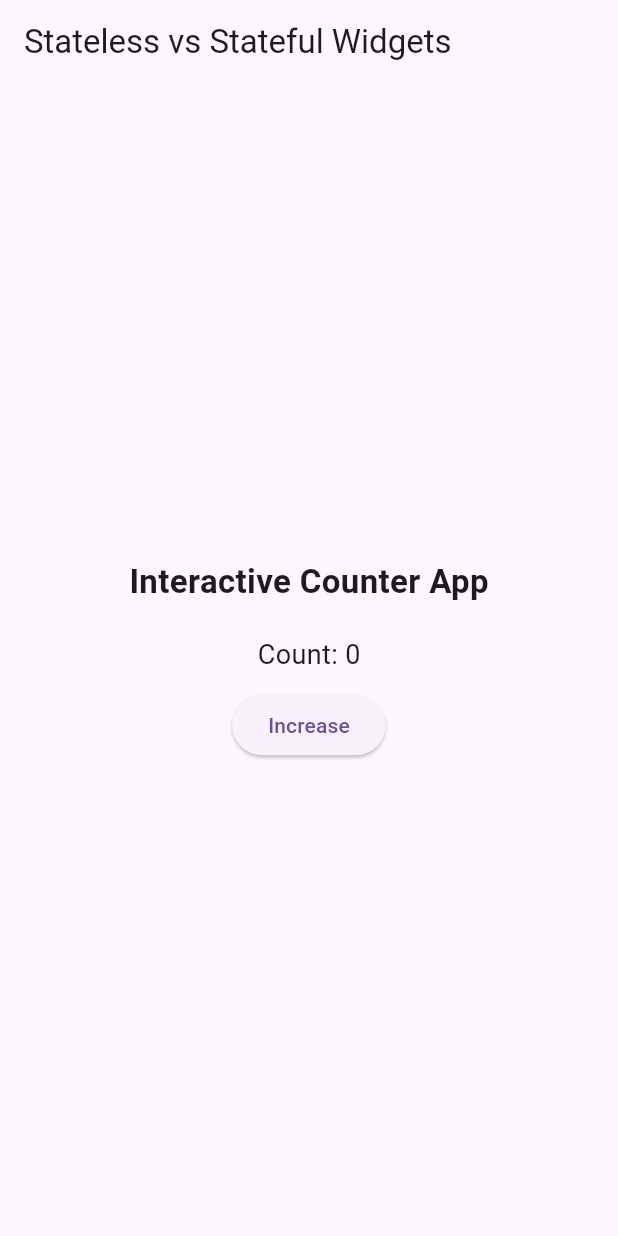
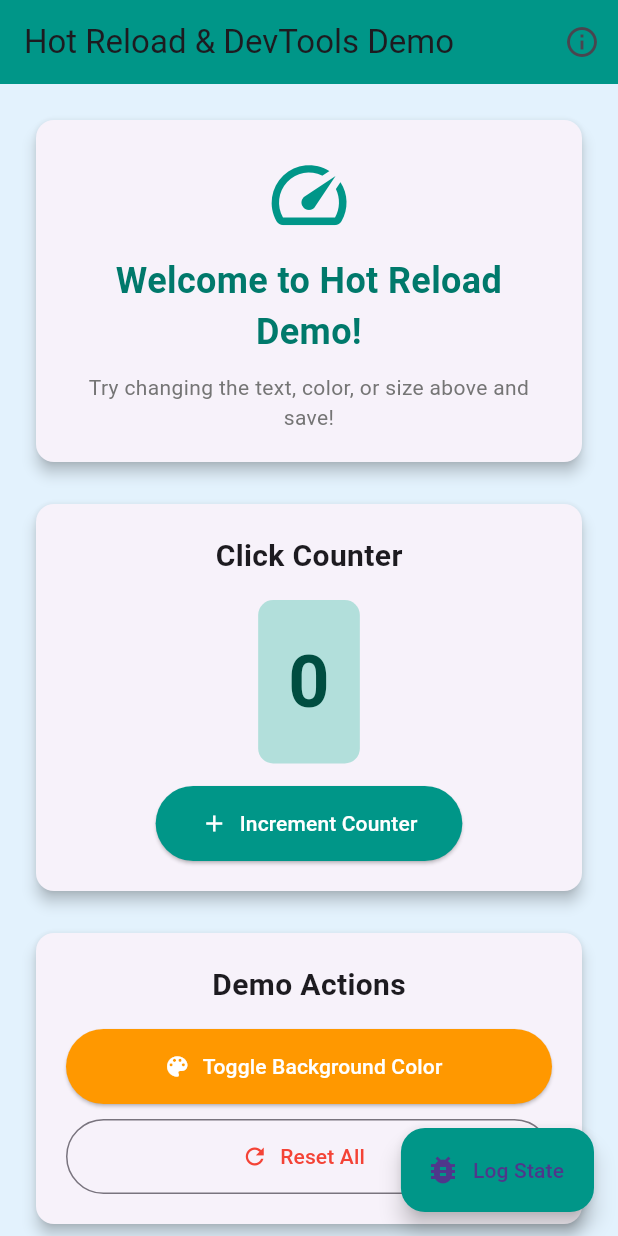
Before and after one commit to kalviumcommunity/S86-0126-Asgardians-Building-Smart-Mobile-Experiences-With-Flutter-And-Firebase-CraftConnect, a Flutter app: the screen it shows after launch, on a phone screen of 412 x 824 dp. Run offline on Flutter 3.47's test engine with Material 3 defaults, Android fonts, the phone set to English and light mode, and no system bars; our stand-ins replace cloud_firestore, firebase_auth, firebase_core; accounts and stored records are empty.

Commit message:
chore: demonstrated hot reload, debug console, and DevTools usage

```diff
--- a/craftconnect/lib/main.dart
+++ b/craftconnect/lib/main.dart
@@ -3,12 +3,11 @@ import 'package:firebase_core/firebase_core.dart';
 
 import 'firebase_options.dart';
 import 'screens/stateless_stateful_demo.dart'; // ✅ Module 2 screen
+import 'screens/dev_tools_demo_screen.dart'; // ✅ Hot Reload & DevTools demo
 
 void main() async {
   WidgetsFlutterBinding.ensureInitialized();
-  await Firebase.initializeApp(
-    options: DefaultFirebaseOptions.currentPlatform,
-  );
+  await Firebase.initializeApp(options: DefaultFirebaseOptions.currentPlatform);
   runApp(const CraftConnectApp());
 }
 
@@ -20,10 +19,9 @@ class CraftConnectApp extends StatelessWidget {
     return MaterialApp(
       title: 'CraftConnect',
       debugShowCheckedModeBanner: false,
-      theme: ThemeData(
-        primarySwatch: Colors.teal,
-      ),
-      home: const DemoScreen(), // ✅ Stateless vs Stateful demo
+      theme: ThemeData(primarySwatch: Colors.teal),
+      home: const DevToolsDemoScreen(), // ✅ Hot Reload & DevTools demo
+      // Alternative: DemoScreen() for Stateless vs Stateful demo
     );
   }
 }
--- /dev/null
+++ b/craftconnect/lib/screens/dev_tools_demo_screen.dart
@@ -0,0 +1,357 @@
+import 'package:flutter/material.dart';
+
+/// ----------------------------
+/// Dev Tools Demonstration Screen
+/// This screen demonstrates:
+/// 1. Hot Reload - Change UI properties instantly
+/// 2. Debug Console - View logs and debug messages
+/// 3. Flutter DevTools - Inspect widgets and performance
+/// ----------------------------
+
+class DevToolsDemoScreen extends StatefulWidget {
+  const DevToolsDemoScreen({super.key});
+
+  @override
+  State<DevToolsDemoScreen> createState() => _DevToolsDemoScreenState();
+}
+
+class _DevToolsDemoScreenState extends State<DevToolsDemoScreen> {
+  int clickCount = 0;
+  Color backgroundColor = Colors.blue.shade50;
+  String displayText = 'Welcome to Hot Reload Demo!';
+  double fontSize = 24.0;
+
+  @override
+  void initState() {
+    super.initState();
+    debugPrint('🚀 DevToolsDemoScreen initialized');
+  }
+
+  void incrementCounter() {
+    setState(() {
+      clickCount++;
+      debugPrint('✅ Counter incremented to: $clickCount');
+      debugPrint(
+        '📊 Current state - Text: "$displayText", FontSize: $fontSize, BgColor: ${backgroundColor.toString()}',
+      );
+    });
+  }
+
+  void changeColor() {
+    setState(() {
+      backgroundColor = backgroundColor == Colors.blue.shade50
+          ? Colors.green.shade50
+          : Colors.blue.shade50;
+      debugPrint(
+        '🎨 Background color changed to: ${backgroundColor.toString()}',
+      );
+    });
+  }
+
+  void resetAll() {
+    setState(() {
+      clickCount = 0;
+      backgroundColor = Colors.blue.shade50;
+      displayText = 'Welcome to Hot Reload Demo!';
+      fontSize = 24.0;
+      debugPrint('🔄 All values reset to defaults');
+    });
+  }
+
+  @override
+  Widget build(BuildContext context) {
+    debugPrint('🔨 Building DevToolsDemoScreen widget');
+
+    return Scaffold(
+      appBar: AppBar(
+        title: const Text('Hot Reload & DevTools Demo'),
+        backgroundColor: Colors.teal,
+        actions: [
+          IconButton(
+            icon: const Icon(Icons.info_outline),
+            onPressed: () {
+              debugPrint('ℹ️ Info button pressed');
+              showDialog(
+                context: context,
+                builder: (context) => AlertDialog(
+                  title: const Text('Dev Tools Demo'),
+                  content: const Text(
+                    'Try these:\n\n'
+                    '1. Modify text, colors, or fontSize\n'
+                    '2. Save and see Hot Reload in action\n'
+                    '3. Check Debug Console for logs\n'
+                    '4. Open Flutter DevTools to inspect widgets',
+                  ),
+                  actions: [
+                    TextButton(
+                      onPressed: () {
+                        Navigator.pop(context);
+                        debugPrint('ℹ️ Info dialog closed');
+                      },
+                      child: const Text('Got it!'),
+                    ),
+                  ],
+                ),
+              );
+            },
+          ),
+        ],
+      ),
+      backgroundColor: backgroundColor,
+      body: SafeArea(
+        child: SingleChildScrollView(
+          padding: const EdgeInsets.all(20),
+          child: Column(
+            crossAxisAlignment: CrossAxisAlignment.stretch,
+            children: [
+              // Header Section
+              Card(
+                elevation: 4,
+                child: Padding(
+                  padding: const EdgeInsets.all(20),
+                  child: Column(
+                    children: [
+                      Icon(Icons.speed, size: 60, color: Colors.teal),
+                      const SizedBox(height: 10),
+                      Text(
+                        displayText,
+                        style: TextStyle(
+                          fontSize: fontSize,
+                          fontWeight: FontWeight.bold,
+                          color: Colors.teal.shade700,
+                        ),
+                        textAlign: TextAlign.center,
+                      ),
+                      const SizedBox(height: 10),
+                      Text(
+                        'Try changing the text, color, or size above and save!',
+                        style: TextStyle(
+                          fontSize: 14,
+                          color: Colors.grey.shade600,
+                        ),
+                        textAlign: TextAlign.center,
+                      ),
+                    ],
+                  ),
+                ),
+              ),
+
+              const SizedBox(height: 20),
+
+              // Counter Section
+              Card(
+                elevation: 4,
+                child: Padding(
+                  padding: const EdgeInsets.all(20),
+                  child: Column(
+                    children: [
+                      const Text(
+                        'Click Counter',
+                        style: TextStyle(
+                          fontSize: 20,
+                          fontWeight: FontWeight.bold,
+                        ),
+                      ),
+                      const SizedBox(height: 15),
+                      Container(
+                        padding: const EdgeInsets.all(20),
+                        decoration: BoxDecoration(
+                          color: Colors.teal.shade100,
+                          borderRadius: BorderRadius.circular(10),
+                        ),
+                        child: Text(
+                          '$clickCount',
+                          style: TextStyle(
+                            fontSize: 48,
+                            fontWeight: FontWeight.bold,
+                            color: Colors.teal.shade900,
+                          ),
+                        ),
+                      ),
+                      const SizedBox(height: 15),
+                      ElevatedButton.icon(
+                        onPressed: incrementCounter,
+                        icon: const Icon(Icons.add),
+                        label: const Text('Increment Counter'),
+                        style: ElevatedButton.styleFrom(
+                          backgroundColor: Colors.teal,
+                          foregroundColor: Colors.white,
+                          padding: const EdgeInsets.symmetric(
+                            horizontal: 30,
+                            vertical: 15,
+                          ),
+                        ),
+                      ),
+                    ],
+                  ),
+                ),
+              ),
+
+              const SizedBox(height: 20),
+
+              // Action Buttons Section
+              Card(
+                elevation: 4,
+                child: Padding(
+                  padding: const EdgeInsets.all(20),
+                  child: Column(
+                    children: [
+                      const Text(
+                        'Demo Actions',
+                        style: TextStyle(
+                          fontSize: 20,
+                          fontWeight: FontWeight.bold,
+                        ),
+                      ),
+                      const SizedBox(height: 15),
+                      ElevatedButton.icon(
+                        onPressed: changeColor,
+                        icon: const Icon(Icons.color_lens),
+                        label: const Text('Toggle Background Color'),
+                        style: ElevatedButton.styleFrom(
+                          backgroundColor: Colors.orange,
+                          foregroundColor: Colors.white,
+                          minimumSize: const Size(double.infinity, 50),
+                        ),
+                      ),
+                      const SizedBox(height: 10),
+                      OutlinedButton.icon(
+                        onPressed: resetAll,
+                        icon: const Icon(Icons.refresh),
+                        label: const Text('Reset All'),
+                        style: OutlinedButton.styleFrom(
+                          foregroundColor: Colors.red,
+                          minimumSize: const Size(double.infinity, 50),
+                        ),
+                      ),
+                    ],
+                  ),
+                ),
+              ),
+
+              const SizedBox(height: 20),
+
+              // Instructions Section
+              Card(
+                elevation: 4,
+                color: Colors.amber.shade50,
+                child: Padding(
+                  padding: const EdgeInsets.all(20),
+                  child: Column(
+                    crossAxisAlignment: CrossAxisAlignment.start,
+                    children: [
+                      Row(
+                        children: const [
+                          Icon(Icons.lightbulb, color: Colors.amber),
+                          SizedBox(width: 10),
+                          Text(
+                            'Hot Reload Tips',
+                            style: TextStyle(
+                              fontSize: 18,
+                              fontWeight: FontWeight.bold,
+                            ),
+                          ),
+                        ],
+                      ),
+                      const SizedBox(height: 10),
+                      _buildTip('1. Change displayText string above'),
+                      _buildTip('2. Modify fontSize value'),
+                      _buildTip('3. Update Colors (try Colors.purple.shade50)'),
+                      _buildTip('4. Save file - see instant changes!'),
+                      _buildTip('5. Check Debug Console for logs'),
+                      _buildTip('6. Open DevTools to inspect widget tree'),
+                    ],
+                  ),
+                ),
+              ),
+
+              const SizedBox(height: 20),
+
+              // Debug Console Examples
+              Card(
+                elevation: 4,
+                color: Colors.green.shade50,
+                child: Padding(
+                  padding: const EdgeInsets.all(20),
+                  child: Column(
+                    crossAxisAlignment: CrossAxisAlignment.start,
+                    children: [
+                      Row(
+                        children: const [
+                          Icon(Icons.terminal, color: Colors.green),
+                          SizedBox(width: 10),
+                          Text(
+                            'Debug Console Activity',
+                            style: TextStyle(
+                              fontSize: 18,
+                              fontWeight: FontWeight.bold,
+                            ),
+                          ),
+                        ],
+                      ),
+                      const SizedBox(height: 10),
+                      Text(
+                        'Every action triggers debugPrint() statements.\n'
+                        'Watch the Debug Console to see:\n\n'
+                        '🚀 Initialization logs\n'
+                        '✅ Counter updates\n'
+                        '🎨 Color changes\n'
+                        '🔄 Reset events\n'
+                        'ℹ️ User interactions',
+                        style: TextStyle(
+                          fontSize: 14,
+                          color: Colors.grey.shade700,
+                        ),
+                      ),
+                    ],
+                  ),
+                ),
+              ),
+            ],
+          ),
+        ),
+      ),
+      floatingActionButton: FloatingActionButton.extended(
+        onPressed: () {
+          debugPrint('🎯 FAB pressed - Current state summary:');
+          debugPrint('   Counter: $clickCount');
+          debugPrint('   Background: ${backgroundColor.toString()}');
+          debugPrint('   Text: "$displayText"');
+          debugPrint('   Font Size: $fontSize');
+
+          ScaffoldMessenger.of(context).showSnackBar(
+            SnackBar(
+              content: Text(
+                'State logged to Debug Console! Count: $clickCount',
+              ),
+              backgroundColor: Colors.teal,
+              duration: const Duration(seconds: 2),
+            ),
+          );
+        },
+        icon: const Icon(Icons.bug_report),
+        label: const Text('Log State'),
+        backgroundColor: Colors.teal,
+      ),
+    );
+  }
+
+  Widget _buildTip(String tip) {
+    return Padding(
+      padding: const EdgeInsets.symmetric(vertical: 4),
+      child: Row(
+        crossAxisAlignment: CrossAxisAlignment.start,
+        children: [
+          const Text('• ', style: TextStyle(fontSize: 16)),
+          Expanded(child: Text(tip, style: const TextStyle(fontSize: 14))),
+        ],
+      ),
+    );
+  }
+
+  @override
+  void dispose() {
+    debugPrint('🛑 DevToolsDemoScreen disposed');
+    super.dispose();
+  }
+}
--- a/craftconnect/lib/screens/stateless_stateful_demo.dart
+++ b/craftconnect/lib/screens/stateless_stateful_demo.dart
@@ -10,10 +10,7 @@ class HeaderText extends StatelessWidget {
   Widget build(BuildContext context) {
     return const Text(
       'Interactive Counter App',
-      style: TextStyle(
-        fontSize: 22,
-        fontWeight: FontWeight.bold,
-      ),
+      style: TextStyle(fontSize: 22, fontWeight: FontWeight.bold),
     );
   }
 }
@@ -34,6 +31,7 @@ class _CounterWidgetState extends State<CounterWidget> {
   void increment() {
     setState(() {
       count++;
+      debugPrint('Count updated to $count');
     });
   }
 
@@ -41,15 +39,9 @@ class _CounterWidgetState extends State<CounterWidget> {
   Widget build(BuildContext context) {
     return Column(
       children: [
-        Text(
-          'Count: $count',
-          style: const TextStyle(fontSize: 18),
-        ),
+        Text('Count: $count', style: const TextStyle(fontSize: 18)),
         const SizedBox(height: 10),
-        ElevatedButton(
-          onPressed: increment,
-          child: const Text('Increase'),
-        ),
+        ElevatedButton(onPressed: increment, child: const Text('Increase')),
       ],
     );
   }
@@ -64,16 +56,14 @@ class DemoScreen extends StatelessWidget {
   @override
   Widget build(BuildContext context) {
     return Scaffold(
-      appBar: AppBar(
-        title: const Text('Stateless vs Stateful Widgets'),
-      ),
+      appBar: AppBar(title: const Text('Stateless vs Stateful Widgets')),
       body: Center(
         child: Column(
           mainAxisAlignment: MainAxisAlignment.center,
           children: const [
-            HeaderText(),      // Stateless widget
+            HeaderText(), // Stateless widget
             SizedBox(height: 20),
-            CounterWidget(),   // Stateful widget
+            CounterWidget(), // Stateful widget
           ],
         ),
       ),
```
Also changed, not shown: 4 other files.
